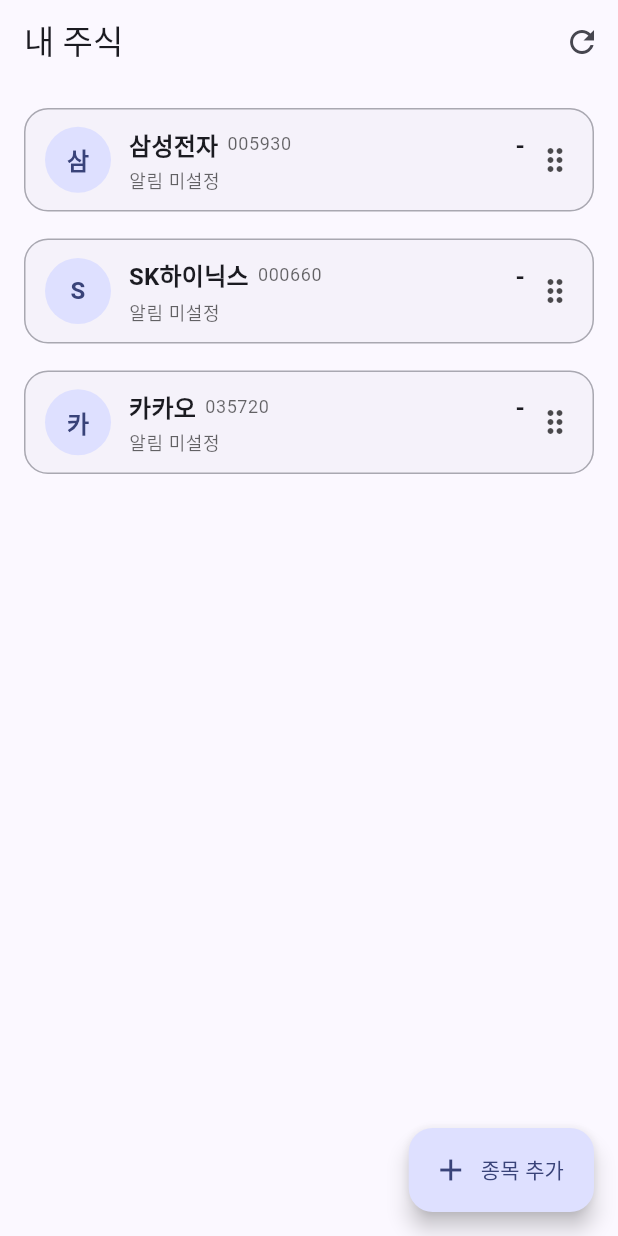
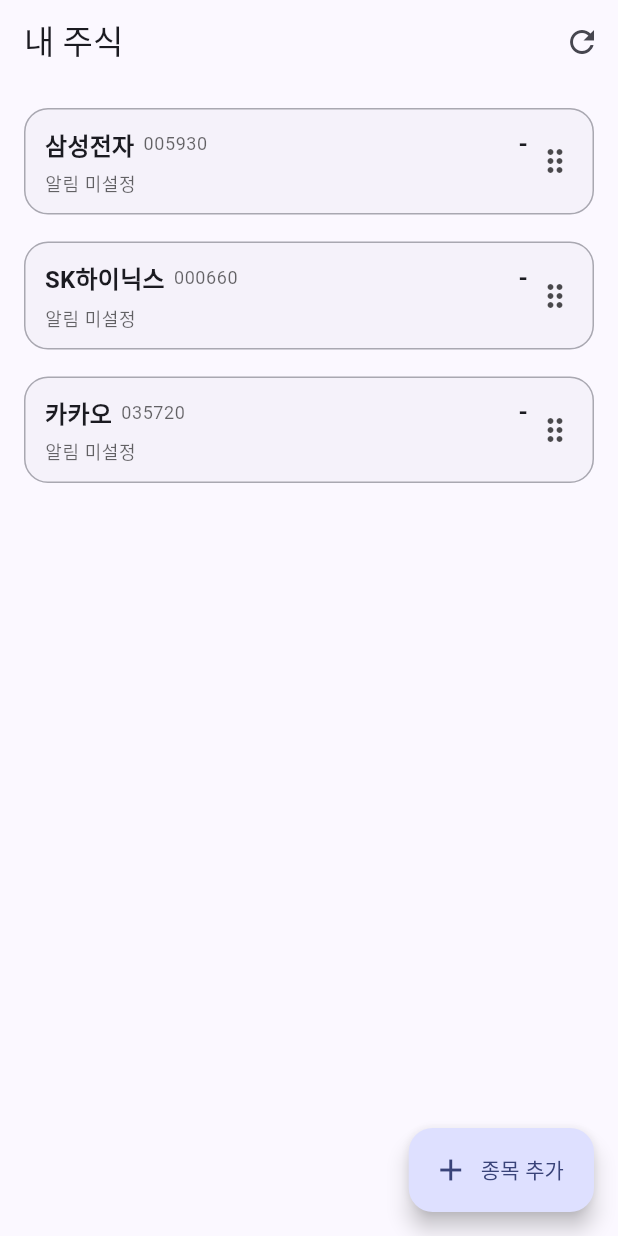
Before and after one commit to wotj0111-ops/STOCK_FLUTTER, a Flutter app: the screen it shows after launch, on a phone screen of 412 x 824 dp. Run offline on Flutter 3.47's test engine with Material 3 defaults, Android fonts, the phone set to English and light mode, and no system bars; our stand-ins replace flutter_local_notifications, shared_preferences, sqflite; missing offline and left inert: workmanager; accounts and stored records are empty; network calls fail; statements that could not run were skipped.

Commit message:
찐찐 마지막 수정

```diff
--- a/lib/ticker_list_page.dart
+++ b/lib/ticker_list_page.dart
@@ -228,6 +228,10 @@ class _TickerListPageState extends State<TickerListPage>
         ),
       );
 
+  /// 새 카드 레이아웃:
+  ///  [Row 1]  종목명 · (코드)                          가격
+  ///  [Row 2]  알림 뱃지 (또는 '알림 미설정')           등락 · 등락률
+  ///  [우측]   드래그 핸들
   Widget _tickerCard(Ticker t) {
     final theme = Theme.of(context);
     final p = _prices[t.code];
@@ -256,60 +260,78 @@ class _TickerListPageState extends State<TickerListPage>
         child: Padding(
           padding: const EdgeInsets.symmetric(horizontal: 14, vertical: 12),
           child: Row(
+            crossAxisAlignment: CrossAxisAlignment.center,
             children: [
-              CircleAvatar(
-                radius: 22,
-                backgroundColor: theme.colorScheme.primaryContainer,
-                child: Text(t.name.characters.first,
-                    style: TextStyle(
-                        color: theme.colorScheme.onPrimaryContainer,
-                        fontWeight: FontWeight.bold)),
-              ),
-              const SizedBox(width: 12),
+              // 본문 (2행 레이아웃)
               Expanded(
                 child: Column(
                   crossAxisAlignment: CrossAxisAlignment.start,
                   children: [
-                    Row(children: [
+                    // ── Row 1: 이름/코드  ────────  현재가
+                    Row(
+                      children: [
+                        Expanded(
+                          child: Row(
+                            children: [
                               Flexible(
-                          child: Text(t.name,
-                              style: theme.textTheme.titleMedium
-                                  ?.copyWith(fontWeight: FontWeight.w600),
-                              overflow: TextOverflow.ellipsis)),
+                                child: Text(
+                                  t.name,
+                                  style: theme.textTheme.titleMedium?.copyWith(
+                                    fontWeight: FontWeight.w700,
+                                  ),
+                                  maxLines: 1,
+                                  overflow: TextOverflow.ellipsis,
+                                ),
+                              ),
                               const SizedBox(width: 6),
-                      Text(t.code,
+                              Text(
+                                t.code,
                                 style: theme.textTheme.bodySmall
-                              ?.copyWith(color: theme.hintColor)),
-                    ]),
-                    const SizedBox(height: 4),
-                    if (t.alertEnabled && t.alertPrice != null)
-                      _alertBadge(t)
-                    else
-                      Text('알림 미설정',
-                          style: theme.textTheme.bodySmall
-                              ?.copyWith(color: theme.hintColor)),
+                                    ?.copyWith(color: theme.hintColor),
+                              ),
                             ],
                           ),
                         ),
+                        const SizedBox(width: 10),
+                        Text(
+                          p == null ? '-' : '${_won.format(p.price)}원',
+                          style: theme.textTheme.titleMedium?.copyWith(
+                            color: priceColor,
+                            fontWeight: FontWeight.bold,
+                          ),
+                        ),
+                      ],
+                    ),
+                    const SizedBox(height: 6),
+                    // ── Row 2: 알림 뱃지  ────────  등락 · 등락률
+                    Row(
+                      crossAxisAlignment: CrossAxisAlignment.center,
+                      children: [
+                        Expanded(
+                          child: (t.alertEnabled && t.alertPrice != null)
+                              ? _alertBadge(t)
+                              : Text(
+                                  '알림 미설정',
+                                  style: theme.textTheme.bodySmall
+                                      ?.copyWith(color: theme.hintColor),
+                                ),
+                        ),
                         const SizedBox(width: 8),
-              Column(
-                crossAxisAlignment: CrossAxisAlignment.end,
-                children: [
-                  Text(p == null ? '-' : '${_won.format(p.price)}원',
-                      style: theme.textTheme.titleMedium?.copyWith(
-                          color: priceColor, fontWeight: FontWeight.bold)),
-                  const SizedBox(height: 2),
                         Text(
                           p == null
                               ? ''
                               : '${p.change >= 0 ? '+' : ''}${_won.format(p.change)}'
                                   ' (${p.changePct.toStringAsFixed(2)}%)',
                           style: theme.textTheme.bodySmall
-                          ?.copyWith(color: priceColor)),
+                              ?.copyWith(color: priceColor),
+                        ),
                       ],
                     ),
-              const SizedBox(width: 8),
-              // 길게 눌러 드래그하기 위한 핸들 (ReorderableListView가 자동 감지)
+                  ],
+                ),
+              ),
+              const SizedBox(width: 6),
+              // 드래그 핸들 (길게 눌러 순서 변경)
               ReorderableDragStartListener(
                 index: _tickers.indexOf(t),
                 child: Icon(Icons.drag_indicator,
@@ -326,19 +348,25 @@ class _TickerListPageState extends State<TickerListPage>
     final isAbove = t.alertDirection == AlertDirection.above;
     final color = isAbove ? Colors.red.shade600 : Colors.blue.shade600;
     final icon = isAbove ? Icons.arrow_upward : Icons.arrow_downward;
-    final label = isAbove ? '상승 알림' : '하락 알림';
+    final label = isAbove ? '상승' : '하락';
     return Container(
       padding: const EdgeInsets.symmetric(horizontal: 8, vertical: 3),
       decoration: BoxDecoration(
         color: color.withOpacity(0.1),
-          borderRadius: BorderRadius.circular(20)),
+        borderRadius: BorderRadius.circular(20),
+      ),
       child: Row(
         mainAxisSize: MainAxisSize.min,
         children: [
           Icon(icon, size: 12, color: color),
           const SizedBox(width: 4),
-          Text('$label · ${_won.format(t.alertPrice)}원',
-              style: TextStyle(color: color, fontSize: 12)),
+          Flexible(
+            child: Text(
+              '$label · ${_won.format(t.alertPrice)}원',
+              style: TextStyle(color: color, fontSize: 12),
+              overflow: TextOverflow.ellipsis,
+            ),
+          ),
           if (t.alertTriggered) ...[
             const SizedBox(width: 4),
             Icon(Icons.check_circle, size: 12, color: color),
@@ -349,7 +377,7 @@ class _TickerListPageState extends State<TickerListPage>
   }
 }
 
-/// 종목 추가 다이얼로그 (그대로 유지)
+/// 종목 추가 다이얼로그 (기존 그대로)
 class _AddTickerDialog extends StatefulWidget {
   final NaverFinanceScraper scraper;
   const _AddTickerDialog({required this.scraper});
```
Also changed, not shown: lib/detail_page.dart (+50 -17 lines), lib/news_service.dart (+20 -6 lines). Lines whose indentation alone changed are shown as unchanged.
